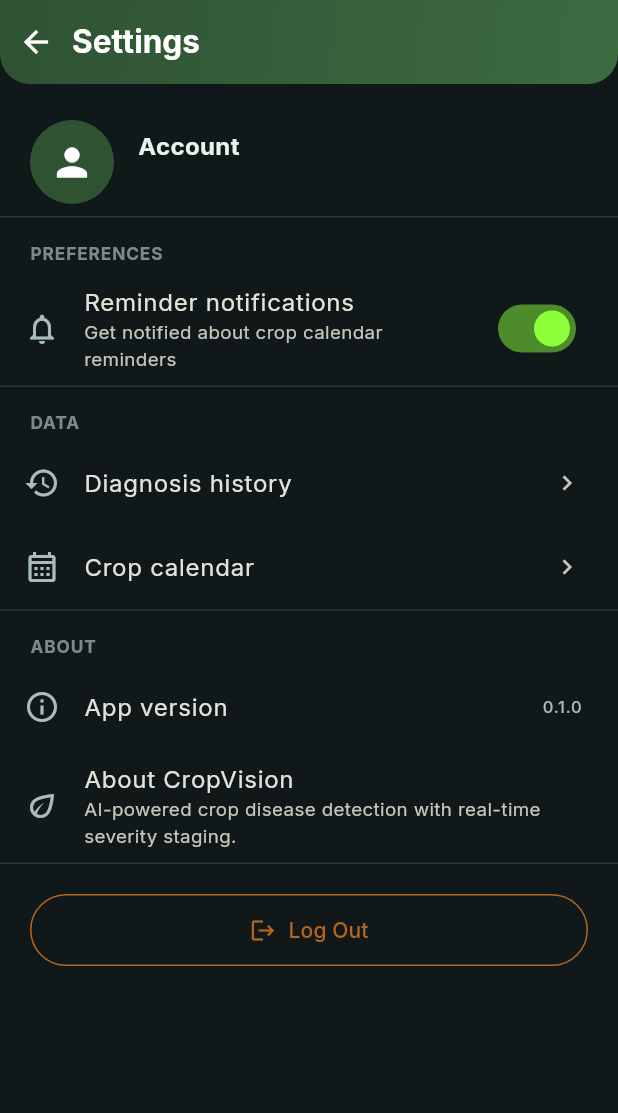
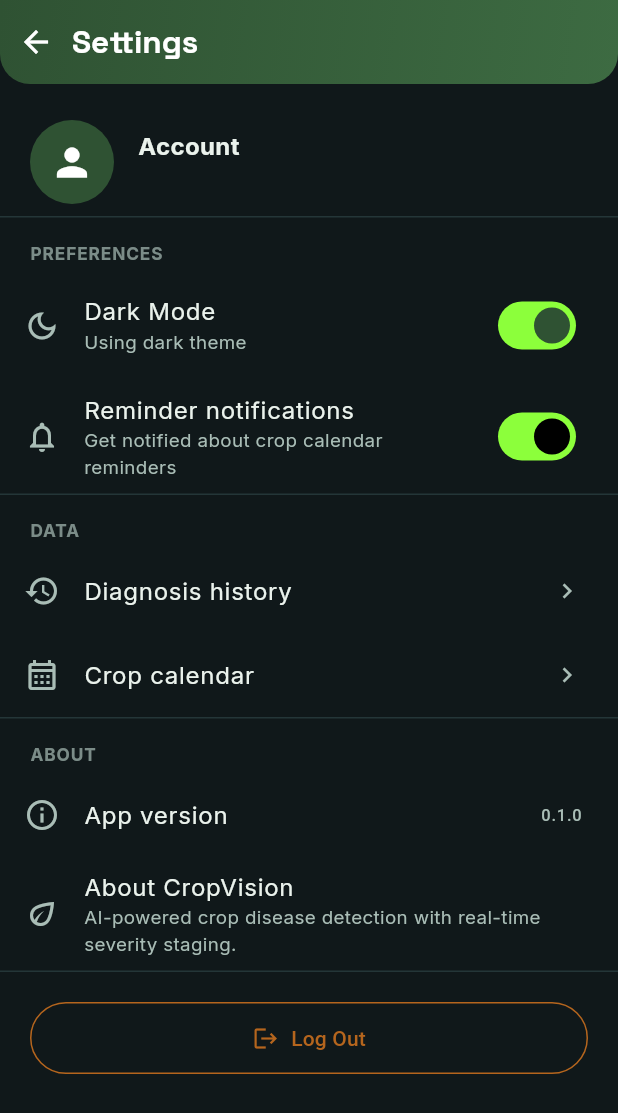
Before and after one commit to ripanxlab-08/CropVision, a Flutter app: the HomeScreen screen opened by its route, after a tap on the "settings" icon, on a phone screen of 412 x 824 dp. Shown: the top 1113 px of the screen. Run offline on Flutter 3.47's test engine with Material 3 defaults, Android fonts, the phone set to English and light mode, and no system bars; our stand-ins replace google_fonts, image_picker, shared_preferences, supabase_flutter, table_calendar; accounts and stored records are empty.

Commit message:
feat(ui): add light/dark mode toggle to Field Dashboard and implement ThemeProvider

```diff
--- a/mobile_app/lib/screens/home_screen.dart
+++ b/mobile_app/lib/screens/home_screen.dart
@@ -2,6 +2,7 @@ import 'package:flutter/material.dart';
 import 'package:provider/provider.dart';
 import '../services/supabase_service.dart';
 import '../theme/app_theme.dart';
+import '../theme/theme_provider.dart';
 
 class HomeScreen extends StatelessWidget {
   const HomeScreen({super.key});
@@ -9,9 +10,12 @@ class HomeScreen extends StatelessWidget {
   @override
   Widget build(BuildContext context) {
     final service = context.read<SupabaseService>();
+    final themeProvider = context.watch<ThemeProvider>();
+    final isDark = themeProvider.isDarkMode;
+    final iconColor = Theme.of(context).colorScheme.onSurfaceVariant;
 
     return Scaffold(
-      backgroundColor: AppColors.darkBg,
+      backgroundColor: Theme.of(context).scaffoldBackgroundColor,
       body: RefreshIndicator(
         onRefresh: () async {},
         child: SingleChildScrollView(
@@ -19,27 +23,51 @@ class HomeScreen extends StatelessWidget {
           child: Column(
             crossAxisAlignment: CrossAxisAlignment.start,
             children: [
-              // Header - no longer a giant gradient banner, just a
-              // simple top bar. The visual weight moves to the health
-              // overview card below instead, which now carries the
-              // actual information rather than the header carrying
-              // decoration.
+              // Header top bar with Field Dashboard title and actions
               Padding(
-                padding: const EdgeInsets.fromLTRB(20, 8, 12, 0),
+                padding: const EdgeInsets.fromLTRB(20, 12, 12, 0),
                 child: SafeArea(
                   bottom: false,
                   child: Row(
                     mainAxisAlignment: MainAxisAlignment.spaceBetween,
                     children: [
-                      Text('Field Dashboard', style: Theme.of(context).textTheme.headlineSmall),
+                      Text(
+                        'Field Dashboard',
+                        style: Theme.of(context).textTheme.headlineSmall,
+                      ),
                       Row(
+                        mainAxisSize: MainAxisSize.min,
                         children: [
+                          // 1. Settings icon
                           IconButton(
-                            icon: const Icon(Icons.settings_outlined, color: AppColors.inkMuted),
+                            icon: const Icon(Icons.settings_outlined),
+                            color: iconColor,
+                            iconSize: 22,
+                            padding: const EdgeInsets.all(8),
+                            constraints: const BoxConstraints(minWidth: 40, minHeight: 40),
+                            tooltip: 'Settings',
                             onPressed: () => Navigator.pushNamed(context, '/settings'),
                           ),
+                          // 2. Middle Icon: Light / Dark Mode Toggle Icon (Brightness / Sun / Moon)
                           IconButton(
-                            icon: const Icon(Icons.logout, color: AppColors.inkMuted),
+                            icon: Icon(
+                              isDark ? Icons.wb_sunny_outlined : Icons.dark_mode_outlined,
+                            ),
+                            color: iconColor,
+                            iconSize: 22,
+                            padding: const EdgeInsets.all(8),
+                            constraints: const BoxConstraints(minWidth: 40, minHeight: 40),
+                            tooltip: isDark ? 'Switch to Light Mode' : 'Switch to Dark Mode',
+                            onPressed: () => themeProvider.toggleTheme(),
+                          ),
+                          // 3. Logout icon
+                          IconButton(
+                            icon: const Icon(Icons.logout),
+                            color: iconColor,
+                            iconSize: 22,
+                            padding: const EdgeInsets.all(8),
+                            constraints: const BoxConstraints(minWidth: 40, minHeight: 40),
+                            tooltip: 'Log out',
                             onPressed: () async {
                               await service.signOut();
                               if (context.mounted) {
@@ -54,7 +82,7 @@ class HomeScreen extends StatelessWidget {
                 ),
               ),
               Padding(
-                padding: const EdgeInsets.fromLTRB(16, 8, 16, 0),
+                padding: const EdgeInsets.fromLTRB(16, 12, 16, 0),
                 child: FutureBuilder<DashboardStats>(
                   future: service.fetchDashboardStats(),
                   builder: (context, snapshot) {
@@ -69,10 +97,6 @@ class HomeScreen extends StatelessWidget {
                   children: [
                     Text('Quick actions', style: Theme.of(context).textTheme.titleMedium),
                     const SizedBox(height: 14),
-                    // Bento layout: one large primary action, three
-                    // smaller secondary actions - not a uniform grid.
-                    // Diagnose Leaf is the thing someone opens this app
-                    // to do most often, so it gets the visual weight.
                     _HeroActionCard(
                       icon: Icons.camera_alt,
                       label: 'Diagnose Leaf',
@@ -105,7 +129,7 @@ class HomeScreen extends StatelessWidget {
                           child: _SmallActionCard(
                             icon: Icons.smart_toy,
                             label: 'Assistant',
-                            color: AppColors.neon,
+                            color: isDark ? AppColors.neon : AppColors.canopy,
                             onTap: () => Navigator.pushNamed(context, '/assistant'),
                           ),
                         ),
@@ -122,11 +146,6 @@ class HomeScreen extends StatelessWidget {
   }
 }
 
-/// Replaces the old "3 identical number boxes" with one card that
-/// actually visualizes the healthy/needs-attention split as a
-/// proportion (a segmented bar), not just three disconnected counts -
-/// this answers "how is my field doing overall" at a glance instead of
-/// making the farmer do the subtraction themselves.
 class _HealthOverviewCard extends StatelessWidget {
   final DashboardStats? stats;
   final bool loading;
@@ -138,14 +157,23 @@ class _HealthOverviewCard extends StatelessWidget {
     final healthy = stats?.healthyCount ?? 0;
     final needsAttention = stats?.needsAttentionCount ?? 0;
     final healthyFraction = total == 0 ? 0.5 : healthy / total;
+    final cardBg = Theme.of(context).cardTheme.color ?? Theme.of(context).colorScheme.surface;
+    final isDark = Theme.of(context).brightness == Brightness.dark;
 
     return Container(
       padding: const EdgeInsets.all(22),
       decoration: BoxDecoration(
-        color: AppColors.darkSurface,
+        color: cardBg,
         borderRadius: BorderRadius.circular(22),
+        border: Border.all(
+          color: isDark ? AppColors.neon.withValues(alpha: 0.12) : Colors.black.withValues(alpha: 0.05),
+        ),
         boxShadow: [
-          BoxShadow(color: Colors.black.withValues(alpha: 0.15), blurRadius: 20, offset: const Offset(0, 8)),
+          BoxShadow(
+            color: isDark ? Colors.black.withValues(alpha: 0.2) : Colors.black.withValues(alpha: 0.04),
+            blurRadius: 20,
+            offset: const Offset(0, 8),
+          ),
         ],
       ),
       child: Column(
@@ -159,9 +187,15 @@ class _HealthOverviewCard extends StatelessWidget {
                 style: Theme.of(context).textTheme.headlineSmall?.copyWith(fontSize: 36),
               ),
               const SizedBox(width: 8),
-              const Padding(
-                padding: EdgeInsets.only(bottom: 6),
-                child: Text('scans this season', style: TextStyle(color: AppColors.inkMuted, fontSize: 14)),
+              Padding(
+                padding: const EdgeInsets.only(bottom: 6),
+                child: Text(
+                  'scans this season',
+                  style: TextStyle(
+                    color: Theme.of(context).colorScheme.onSurfaceVariant,
+                    fontSize: 14,
+                  ),
+                ),
               ),
             ],
           ),
@@ -171,17 +205,27 @@ class _HealthOverviewCard extends StatelessWidget {
             child: SizedBox(
               height: 12,
               child: loading
-                  ? Container(color: AppColors.darkSurfaceElevated)
+                  ? Container(
+                      color: isDark ? AppColors.darkSurfaceElevated : AppColors.lightSurfaceElevated,
+                    )
                   : Row(
                       children: [
                         if (healthy > 0)
-                          Expanded(flex: (healthyFraction * 100).round().clamp(1, 100), child: Container(color: AppColors.canopy)),
+                          Expanded(
+                            flex: (healthyFraction * 100).round().clamp(1, 100),
+                            child: Container(color: AppColors.canopy),
+                          ),
                         if (needsAttention > 0)
                           Expanded(
                             flex: ((1 - healthyFraction) * 100).round().clamp(1, 100),
                             child: Container(color: AppColors.rust),
                           ),
-                        if (total == 0) Expanded(child: Container(color: AppColors.darkSurfaceElevated)),
+                        if (total == 0)
+                          Expanded(
+                            child: Container(
+                              color: isDark ? AppColors.darkSurfaceElevated : AppColors.lightSurfaceElevated,
+                            ),
+                          ),
                       ],
                     ),
             ),
@@ -210,19 +254,24 @@ class _LegendDot extends StatelessWidget {
     return Row(
       mainAxisSize: MainAxisSize.min,
       children: [
-        Container(width: 8, height: 8, decoration: BoxDecoration(color: color, shape: BoxShape.circle)),
+        Container(
+          width: 8,
+          height: 8,
+          decoration: BoxDecoration(color: color, shape: BoxShape.circle),
+        ),
         const SizedBox(width: 6),
-        Text(label, style: const TextStyle(color: AppColors.inkMuted, fontSize: 13)),
+        Text(
+          label,
+          style: TextStyle(
+            color: Theme.of(context).colorScheme.onSurfaceVariant,
+            fontSize: 13,
+          ),
+        ),
       ],
     );
   }
 }
 
-/// The single large primary action - full width, more generous
-/// padding, an icon watermark ghosted in the background for texture,
-/// and a subtitle explaining what happens when tapped. Structurally
-/// distinct from the small cards below, not just a bigger version of
-/// the same thing.
 class _HeroActionCard extends StatelessWidget {
   final IconData icon;
   final String label;
@@ -250,7 +299,11 @@ class _HeroActionCard extends StatelessWidget {
         ),
         borderRadius: BorderRadius.circular(24),
         boxShadow: [
-          BoxShadow(color: color.withValues(alpha: 0.3), blurRadius: 24, offset: const Offset(0, 10)),
+          BoxShadow(
+            color: color.withValues(alpha: 0.3),
+            blurRadius: 24,
+            offset: const Offset(0, 10),
+          ),
         ],
       ),
       child: Stack(
@@ -281,12 +334,22 @@ class _HeroActionCard extends StatelessWidget {
                       child: Column(
                         crossAxisAlignment: CrossAxisAlignment.start,
                         children: [
-                          Text(label,
-                              style: const TextStyle(
-                                  color: Colors.white, fontWeight: FontWeight.w700, fontSize: 19)),
+                          Text(
+                            label,
+                            style: const TextStyle(
+                              color: Colors.white,
+                              fontWeight: FontWeight.w700,
+                              fontSize: 19,
+                            ),
+                          ),
                           const SizedBox(height: 4),
-                          Text(subtitle,
-                              style: TextStyle(color: Colors.white.withValues(alpha: 0.85), fontSize: 13)),
+                          Text(
+                            subtitle,
+                            style: TextStyle(
+                              color: Colors.white.withValues(alpha: 0.85),
+                              fontSize: 13,
+                            ),
+                          ),
                         ],
                       ),
                     ),
@@ -302,9 +365,6 @@ class _HeroActionCard extends StatelessWidget {
   }
 }
 
-/// Secondary actions - compact, icon-first, no gradient (visually
-/// quieter than the hero card on purpose, so the hierarchy reads
-/// correctly at a glance).
 class _SmallActionCard extends StatelessWidget {
   final IconData icon;
   final String label;
@@ -320,11 +380,25 @@ class _SmallActionCard extends StatelessWidget {
 
   @override
   Widget build(BuildContext context) {
+    final cardBg = Theme.of(context).cardTheme.color ?? Theme.of(context).colorScheme.surface;
+    final isDark = Theme.of(context).brightness == Brightness.dark;
+
     return Container(
       decoration: BoxDecoration(
-        color: AppColors.darkSurface,
+        color: cardBg,
         borderRadius: BorderRadius.circular(18),
-        border: Border.all(color: color.withValues(alpha: 0.25)),
+        border: Border.all(
+          color: isDark ? color.withValues(alpha: 0.25) : color.withValues(alpha: 0.2),
+        ),
+        boxShadow: isDark
+            ? null
+            : [
+                BoxShadow(
+                  color: Colors.black.withValues(alpha: 0.03),
+                  blurRadius: 10,
+                  offset: const Offset(0, 4),
+                ),
+              ],
       ),
       child: Material(
         color: Colors.transparent,
@@ -337,9 +411,15 @@ class _SmallActionCard extends StatelessWidget {
               children: [
                 Icon(icon, color: color, size: 24),
                 const SizedBox(height: 8),
-                Text(label,
-                    textAlign: TextAlign.center,
-                    style: const TextStyle(fontSize: 12.5, fontWeight: FontWeight.w600)),
+                Text(
+                  label,
+                  textAlign: TextAlign.center,
+                  style: TextStyle(
+                    fontSize: 12.5,
+                    fontWeight: FontWeight.w600,
+                    color: Theme.of(context).colorScheme.onSurface,
+                  ),
+                ),
               ],
             ),
           ),
--- a/mobile_app/lib/screens/settings_screen.dart
+++ b/mobile_app/lib/screens/settings_screen.dart
@@ -3,6 +3,7 @@ import 'package:provider/provider.dart';
 import '../services/supabase_service.dart';
 import '../widgets/gradient_app_bar.dart';
 import '../theme/app_theme.dart';
+import '../theme/theme_provider.dart';
 
 class SettingsScreen extends StatefulWidget {
   const SettingsScreen({super.key});
@@ -14,19 +15,17 @@ class SettingsScreen extends StatefulWidget {
 class _SettingsScreenState extends State<SettingsScreen> {
   bool _notificationsEnabled = true;
 
-  // Kept as a plain constant rather than reading it via a package like
-  // package_info_plus - avoids adding another native plugin dependency
-  // to an already fragile Android/NDK build setup for a single version
-  // string. Update this to match pubspec.yaml's version manually.
   static const String _appVersion = '0.1.0';
 
   @override
   Widget build(BuildContext context) {
     final service = context.read<SupabaseService>();
+    final themeProvider = context.watch<ThemeProvider>();
     final email = service.currentUser?.email ?? 'Not signed in';
+    final isDark = themeProvider.isDarkMode;
 
     return Scaffold(
-      backgroundColor: AppColors.darkBg,
+      backgroundColor: Theme.of(context).scaffoldBackgroundColor,
       appBar: const GradientAppBar(title: 'Settings'),
       body: ListView(
         padding: const EdgeInsets.symmetric(vertical: 8),
@@ -50,9 +49,22 @@ class _SettingsScreenState extends State<SettingsScreen> {
                   child: Column(
                     crossAxisAlignment: CrossAxisAlignment.start,
                     children: [
-                      const Text('Account', style: TextStyle(fontWeight: FontWeight.w700, fontSize: 16)),
+                      Text(
+                        'Account',
+                        style: TextStyle(
+                          fontWeight: FontWeight.w700,
+                          fontSize: 16,
+                          color: Theme.of(context).colorScheme.onSurface,
+                        ),
+                      ),
                       const SizedBox(height: 2),
-                      Text(email, style: const TextStyle(color: AppColors.inkMuted, fontSize: 13)),
+                      Text(
+                        email,
+                        style: TextStyle(
+                          color: Theme.of(context).colorScheme.onSurfaceVariant,
+                          fontSize: 13,
+                        ),
+                      ),
                     ],
                   ),
                 ),
@@ -62,38 +74,75 @@ class _SettingsScreenState extends State<SettingsScreen> {
           const _SettingsDivider(),
           const _SettingsSectionLabel('Preferences'),
           SwitchListTile(
-            secondary: const Icon(Icons.notifications_outlined, color: AppColors.inkMuted),
+            secondary: Icon(
+              isDark ? Icons.dark_mode_outlined : Icons.wb_sunny_outlined,
+              color: Theme.of(context).colorScheme.onSurfaceVariant,
+            ),
+            title: const Text('Dark Mode'),
+            subtitle: Text(
+              isDark ? 'Using dark theme' : 'Using light theme',
+              style: const TextStyle(fontSize: 12.5),
+            ),
+            value: isDark,
+            activeThumbColor: AppColors.canopy,
+            activeTrackColor: isDark ? AppColors.neon : null,
+            onChanged: (_) => themeProvider.toggleTheme(),
+          ),
+          SwitchListTile(
+            secondary: Icon(
+              Icons.notifications_outlined,
+              color: Theme.of(context).colorScheme.onSurfaceVariant,
+            ),
             title: const Text('Reminder notifications'),
-            subtitle: const Text('Get notified about crop calendar reminders', style: TextStyle(fontSize: 12.5)),
+            subtitle: const Text(
+              'Get notified about crop calendar reminders',
+              style: TextStyle(fontSize: 12.5),
+            ),
             value: _notificationsEnabled,
-            activeThumbColor: AppColors.neon,
             onChanged: (v) => setState(() => _notificationsEnabled = v),
           ),
           const _SettingsDivider(),
           const _SettingsSectionLabel('Data'),
           ListTile(
-            leading: const Icon(Icons.history, color: AppColors.inkMuted),
+            leading: Icon(
+              Icons.history,
+              color: Theme.of(context).colorScheme.onSurfaceVariant,
+            ),
             title: const Text('Diagnosis history'),
             trailing: const Icon(Icons.chevron_right, size: 20),
             onTap: () => Navigator.pushNamed(context, '/history'),
           ),
           ListTile(
-            leading: const Icon(Icons.calendar_month_outlined, color: AppColors.inkMuted),
+            leading: Icon(
+              Icons.calendar_month_outlined,
+              color: Theme.of(context).colorScheme.onSurfaceVariant,
+            ),
             title: const Text('Crop calendar'),
             trailing: const Icon(Icons.chevron_right, size: 20),
             onTap: () => Navigator.pushNamed(context, '/calendar'),
           ),
           const _SettingsDivider(),
           const _SettingsSectionLabel('About'),
-          const ListTile(
-            leading: Icon(Icons.info_outline, color: AppColors.inkMuted),
-            title: Text('App version'),
-            trailing: Text(_appVersion, style: TextStyle(color: AppColors.inkMuted)),
+          ListTile(
+            leading: Icon(
+              Icons.info_outline,
+              color: Theme.of(context).colorScheme.onSurfaceVariant,
+            ),
+            title: const Text('App version'),
+            trailing: Text(
+              _appVersion,
+              style: TextStyle(
+                color: Theme.of(context).colorScheme.onSurfaceVariant,
+              ),
+            ),
           ),
-          const ListTile(
-            leading: Icon(Icons.eco_outlined, color: AppColors.inkMuted),
-            title: Text('About CropVision'),
-            subtitle: Text(
+          ListTile(
+            leading: Icon(
+              Icons.eco_outlined,
+              color: Theme.of(context).colorScheme.onSurfaceVariant,
+            ),
+            title: const Text('About CropVision'),
+            subtitle: const Text(
               'AI-powered crop disease detection with real-time severity staging.',
               style: TextStyle(fontSize: 12.5),
             ),
@@ -137,7 +186,7 @@ class _SettingsSectionLabel extends StatelessWidget {
           fontSize: 11.5,
           fontWeight: FontWeight.w700,
           letterSpacing: 0.6,
-          color: AppColors.inkMuted.withValues(alpha: 0.7),
+          color: Theme.of(context).colorScheme.onSurfaceVariant.withValues(alpha: 0.7),
         ),
       ),
     );
@@ -149,6 +198,10 @@ class _SettingsDivider extends StatelessWidget {
 
   @override
   Widget build(BuildContext context) {
-    return const Divider(height: 1, color: AppColors.darkSurfaceElevated);
+    final isDark = Theme.of(context).brightness == Brightness.dark;
+    return Divider(
+      height: 1,
+      color: isDark ? AppColors.darkSurfaceElevated : AppColors.lightSurfaceElevated,
+    );
   }
 }
--- /dev/null
+++ b/mobile_app/lib/theme/theme_provider.dart
@@ -0,0 +1,54 @@
+import 'package:flutter/material.dart';
+import 'package:shared_preferences/shared_preferences.dart';
+
+class ThemeProvider extends ChangeNotifier {
+  static const String _themePrefKey = 'app_theme_mode';
+  ThemeMode _themeMode = ThemeMode.dark;
+
+  ThemeProvider() {
+    _loadSavedTheme();
+  }
+
+  ThemeMode get themeMode => _themeMode;
+  bool get isDarkMode => _themeMode == ThemeMode.dark;
+
+  Future<void> _loadSavedTheme() async {
+    try {
+      final prefs = await SharedPreferences.getInstance();
+      final String? savedTheme = prefs.getString(_themePrefKey);
+      if (savedTheme == 'light') {
+        _themeMode = ThemeMode.light;
+      } else if (savedTheme == 'dark') {
+        _themeMode = ThemeMode.dark;
+      }
+      notifyListeners();
+    } catch (_) {
+      // SharedPreferences error fallback
+    }
+  }
+
+  Future<void> toggleTheme() async {
+    _themeMode = _themeMode == ThemeMode.dark ? ThemeMode.light : ThemeMode.dark;
+    notifyListeners();
+    try {
+      final prefs = await SharedPreferences.getInstance();
+      await prefs.setString(
+        _themePrefKey,
+        _themeMode == ThemeMode.light ? 'light' : 'dark',
+      );
+    } catch (_) {}
+  }
+
+  Future<void> setThemeMode(ThemeMode mode) async {
+    if (_themeMode == mode) return;
+    _themeMode = mode;
+    notifyListeners();
+    try {
+      final prefs = await SharedPreferences.getInstance();
+      await prefs.setString(
+        _themePrefKey,
+        mode == ThemeMode.light ? 'light' : 'dark',
+      );
+    } catch (_) {}
+  }
+}
```
Also changed, not shown: mobile_app/lib/main.dart (+9 -1 lines), mobile_app/lib/screens/assistant_screen.dart (+18 -24 lines), mobile_app/lib/screens/history_screen.dart (+13 -21 lines), mobile_app/lib/theme/app_theme.dart (+80 -45 lines).
